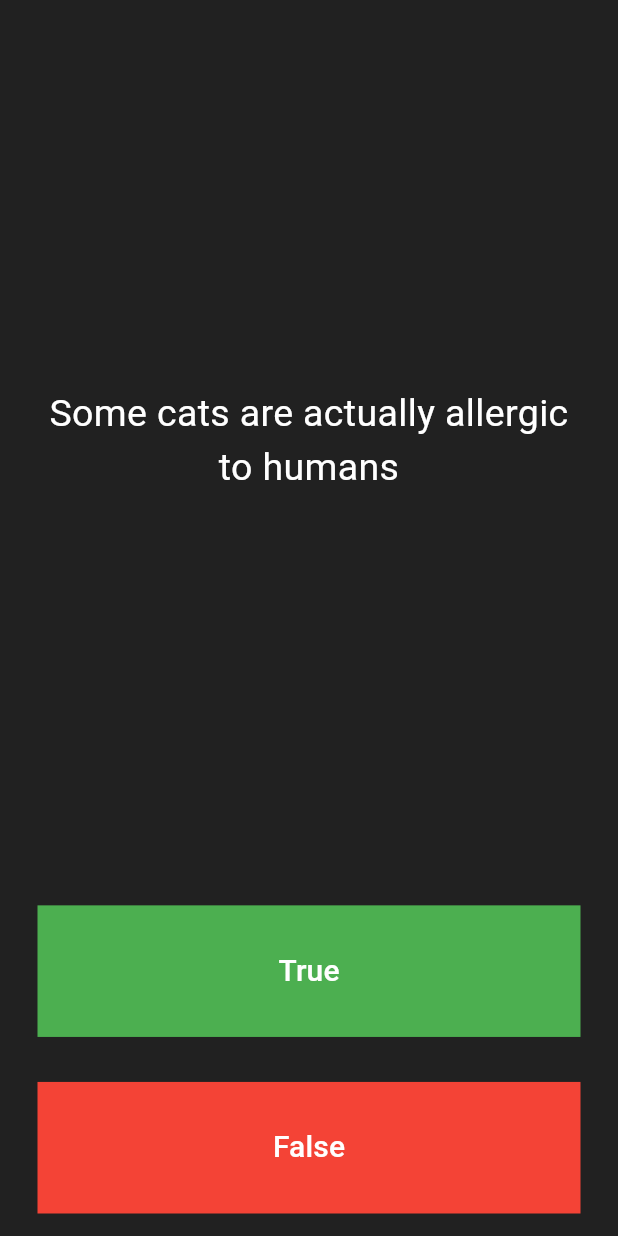
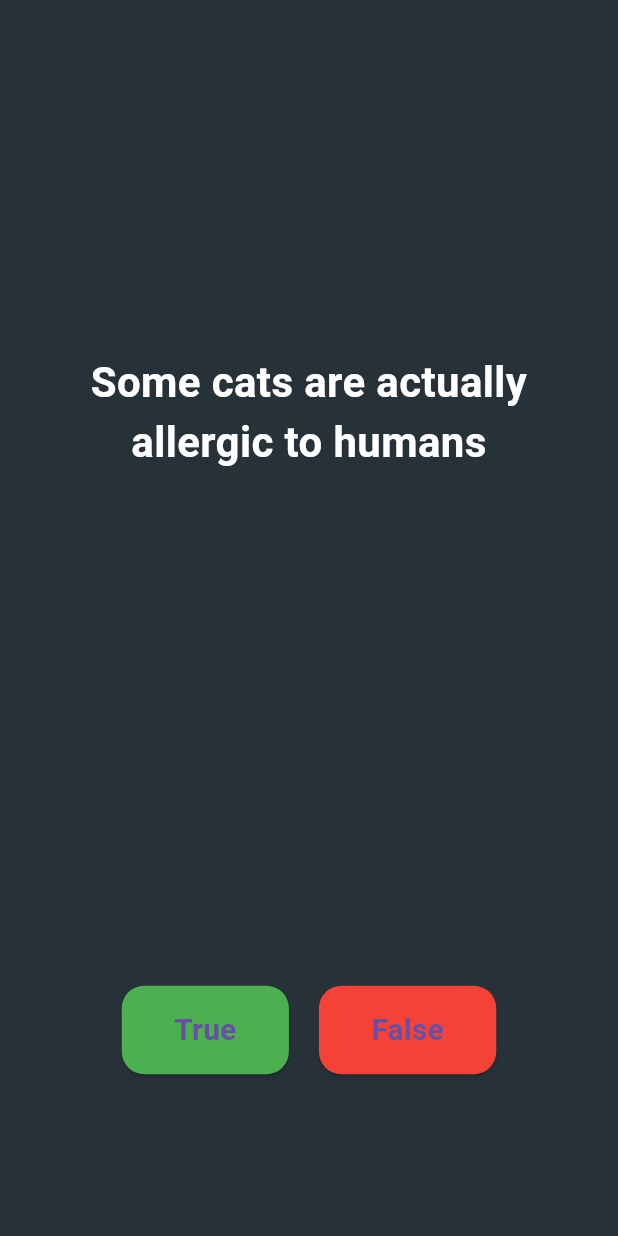
Before and after one commit to natsuue/quizzlersssss, a Flutter app: the CustomDialogWidget widget shown alone on an empty page, opened directly, after a tap on "Try Again", on a phone screen of 412 x 824 dp. Run offline on Flutter 3.47's test engine with Material 3 defaults, Android fonts, the phone set to English and light mode, and no system bars; our stand-ins replace google_fonts.

Commit message:
initial commit

```diff
--- a/lib/Ques_Bank.dart
+++ b/lib/Ques_Bank.dart
@@ -77,10 +77,10 @@ class Question_Bank{
 
   Image img(){
     if(right > wrong ){
-      return Image.asset('images/emojo.png');
+      return Image.asset('images/sponge.png');
     }
     else{
-      return Image.asset('images/cry.png');
+      return Image.asset('images/ang.png');
     }
   }
 
@@ -107,7 +107,7 @@ class Question_Bank{
   Text SubMsg(){
     if(right>wrong){
       return Text(
-        'You are going to be the next einstein',
+        'You are going to be a great singer!',
         textAlign: TextAlign.center,
         style: GoogleFonts.poppins(
           fontWeight: FontWeight.bold,
@@ -117,7 +117,7 @@ class Question_Bank{
     }
     else{
       return Text(
-        'Your IQ is lower than 25',
+        'what are you? grade 2?',
         textAlign: TextAlign.center,
         style: GoogleFonts.poppins(
           fontWeight: FontWeight.bold,
--- a/lib/main.dart
+++ b/lib/main.dart
@@ -1,6 +1,5 @@
 import 'package:flutter/material.dart';
 import 'Ques_Bank.dart';
-
 
 void main() => runApp(Quizzler());
 
@@ -11,10 +10,10 @@ class Quizzler extends StatelessWidget {
   Widget build(BuildContext context) {
     return MaterialApp(
       home: Scaffold(
-        backgroundColor: Colors.grey.shade900,
+        backgroundColor: Colors.blueGrey.shade900, // Dark background
         body: SafeArea(
           child: Padding(
-            padding: EdgeInsets.symmetric(horizontal: 10.0),
+            padding: EdgeInsets.symmetric(horizontal: 15.0),
             child: QuizPage(),
           ),
         ),
@@ -32,41 +31,53 @@ class _QuizPageState extends State<QuizPage> {
 
   @override
   Widget build(BuildContext context) {
-
     return Column(
-      mainAxisAlignment: MainAxisAlignment.spaceBetween,
-      crossAxisAlignment: CrossAxisAlignment.stretch,
+      mainAxisAlignment: MainAxisAlignment.center, // Center elements vertically
+      crossAxisAlignment: CrossAxisAlignment.center,
       children: <Widget>[
+        // Question Text
         Expanded(
-          flex: 5,
+          flex: 4,
           child: Padding(
-            padding: const EdgeInsets.all(10.0),
+            padding: const EdgeInsets.all(20.0),
             child: Center(
               child: Text(
                 QB.getQues(),
                 textAlign: TextAlign.center,
                 style: const TextStyle(
-                  fontSize: 25.0,
+                  fontSize: 28.0,  // Increased font size
+                  fontWeight: FontWeight.bold, // Bold font
                   color: Colors.white,
                 ),
               ),
             ),
           ),
         ),
+
+        // Buttons (True/False)
         Expanded(
+          flex: 2,
           child: Padding(
-            padding: EdgeInsets.all(15.0),
-            child: TextButton(
-              style: TextButton.styleFrom(
+            padding: EdgeInsets.symmetric(vertical: 10.0),
+            child: Row(
+              mainAxisAlignment: MainAxisAlignment.center,
+              children: <Widget>[
+                // True Button
+                Padding(
+                  padding: const EdgeInsets.symmetric(horizontal: 10.0),
+                  child: ElevatedButton(
+                    style: ElevatedButton.styleFrom(
                       backgroundColor: Colors.green,
-                  shape: const BeveledRectangleBorder(
-                      borderRadius: BorderRadius.zero)
+                      padding: EdgeInsets.symmetric(vertical: 15.0, horizontal: 35.0),
+                      shape: RoundedRectangleBorder(
+                        borderRadius: BorderRadius.circular(15.0),
+                      ),
                     ),
                     child: const Text(
                       'True',
                       style: TextStyle(
                         fontSize: 20.0,
-                  color: Colors.white,
+                        fontWeight: FontWeight.bold,
                       ),
                     ),
                     onPressed: () {
@@ -74,25 +85,26 @@ class _QuizPageState extends State<QuizPage> {
                         QB.nextIcon(true);
                         Alerts();
                       });
-                //The user picked false.
                     },
                   ),
                 ),
+
+                // False Button
+                Padding(
+                  padding: const EdgeInsets.symmetric(horizontal: 10.0),
+                  child: ElevatedButton(
+                    style: ElevatedButton.styleFrom(
+                      backgroundColor: Colors.red,
+                      padding: EdgeInsets.symmetric(vertical: 15.0, horizontal: 35.0),
+                      shape: RoundedRectangleBorder(
+                        borderRadius: BorderRadius.circular(15.0),
                       ),
-        Expanded(
-          child: Padding(
-            padding: const EdgeInsets.all(15.0),
-            child: TextButton(
-              style: TextButton.styleFrom(
-                  backgroundColor: Colors.red,
-                  shape: const BeveledRectangleBorder(
-                      borderRadius: BorderRadius.zero)
                     ),
                     child: const Text(
                       'False',
                       style: TextStyle(
                         fontSize: 20.0,
-                  color: Colors.white,
+                        fontWeight: FontWeight.bold,
                       ),
                     ),
                     onPressed: () {
@@ -100,29 +112,34 @@ class _QuizPageState extends State<QuizPage> {
                         QB.nextIcon(false);
                         Alerts();
                       });
-                //The user picked false.
                     },
-
+                  ),
+                ),
+              ],
             ),
           ),
         ),
+
+        // Score icons (correct/incorrect)
         Row(
+          mainAxisAlignment: MainAxisAlignment.center,
           children: QB.getIcon(),
         ),
       ],
     );
   }
+
   void Alerts(){
     if(QB.item == 13) {
       showDialog(
         context: context,
-        builder: (context) =>  CustomDialogWidget(),
+        builder: (context) => const CustomDialogWidget(),
       );
     }
   }
 }
 
-
+// Custom Dialog Widget for result screen
 class CustomDialogWidget extends StatefulWidget {
   const CustomDialogWidget({super.key});
 
@@ -133,7 +150,6 @@ const CustomDialogWidget({super.key});
 class _CustomDialogWidgetState extends State<CustomDialogWidget> {
   @override
   Widget build(BuildContext context) {
-
     return Dialog(
       backgroundColor: Colors.transparent,
       child: Stack(
@@ -152,17 +168,11 @@ class _CustomDialogWidgetState extends State<CustomDialogWidget> {
               mainAxisSize: MainAxisSize.min,
               children: [
                 QB.img(),
-                const SizedBox(
-                  height: 24,
-                ),
+                const SizedBox(height: 24),
                 QB.Msg(),
-                const SizedBox(
-                  height: 4,
-                ),
+                const SizedBox(height: 4),
                 QB.SubMsg(),
-                const SizedBox(
-                  height: 32,
-                ),
+                const SizedBox(height: 32),
                 rowwing(),
               ],
             ),
@@ -181,7 +191,7 @@ class _CustomDialogWidgetState extends State<CustomDialogWidget> {
                 shape: const CircleBorder(),
                 backgroundColor: Colors.red,
               ),
-              child: const Icon(Icons.close_rounded),
+              child: const Icon(Icons.close_rounded, size: 16),
             ),
           ),
         ],
@@ -189,55 +199,32 @@ class _CustomDialogWidgetState extends State<CustomDialogWidget> {
     );
   }
 
-Row rowwing(){
-  if(QB.right >  QB.wrong){
-    return Row(
-      mainAxisAlignment: MainAxisAlignment.spaceBetween,
-      children: [
-        restart(),
-        ElevatedButton(
-            style: ElevatedButton.styleFrom(
-              backgroundColor: Colors.green,
-              foregroundColor: Colors.black,
-              padding:  const EdgeInsets.symmetric(
-                vertical: 8,
-                horizontal: 10,
-              ),
-              shape: BeveledRectangleBorder(
-                borderRadius: BorderRadius.circular(2),),
-            ),
-            onPressed: (){
-              setState(() {
-                showDialog(
-                  context: context,
-                  builder: (context) =>  const surprise()
-                );
-              });
-            }, child: const Text('Surprise'))
-      ],
-    );
-  }
-  else{
+  Row rowwing() {
+    if(QB.right > QB.wrong){
       return Row(
         mainAxisAlignment: MainAxisAlignment.center,
         children: [
-        restart()
+          restart(),
         ],
+      );
+    } else {
+      return Row(
+        mainAxisAlignment: MainAxisAlignment.center,
+        children: [restart()],
       );
     }
   }
-ElevatedButton restart(){
+
+  ElevatedButton restart() {
     return ElevatedButton(
       style: ElevatedButton.styleFrom(
         backgroundColor: Colors.red,
-          foregroundColor: Colors.black,
-          padding:  const EdgeInsets.symmetric(
-            vertical: 8,
-            horizontal: 10,
+        padding: const EdgeInsets.symmetric(vertical: 8, horizontal: 20),
+        shape: RoundedRectangleBorder(
+          borderRadius: BorderRadius.circular(10),
         ),
-          shape: BeveledRectangleBorder(
-            borderRadius: BorderRadius.circular(2),),
-        ),onPressed: (){
+      ),
+      onPressed: () {
         setState(() {
           QB.right = 0;
           QB.wrong = 0;
@@ -248,11 +235,12 @@ ElevatedButton restart(){
               builder: (context) => Quizzler()));
         });
       },
-    child: const Text('Try Again'));
+      child: const Text('Try Again', style: TextStyle(fontSize: 16)),
+    );
+  }
 }
 
-}
-
+// Surprise Dialog
 class surprise extends StatefulWidget {
   const surprise({super.key});
 
@@ -265,46 +253,12 @@ class _surpriseState extends State<surprise> {
   Widget build(BuildContext context) {
     return Dialog(
       child: Container(
-        padding: const EdgeInsets.symmetric(
-          horizontal: 32,
-          vertical: 16,
-        ),
+        padding: const EdgeInsets.symmetric(horizontal: 32, vertical: 16),
         margin: const EdgeInsets.all(16),
         decoration: BoxDecoration(
           color: Colors.white,
           borderRadius: BorderRadius.circular(12),
         ),
-        child: Column(
-          mainAxisSize: MainAxisSize.min,
-          children: [
-            const Image(
-                image: AssetImage('images/cry.png'),
-            ),
-            ElevatedButton(
-                style: ElevatedButton.styleFrom(
-                  backgroundColor: Colors.red,
-                  foregroundColor: Colors.black,
-                  padding:  const EdgeInsets.symmetric(
-                    vertical: 8,
-                    horizontal: 32,
-                  ),
-                  shape: BeveledRectangleBorder(
-                    borderRadius: BorderRadius.circular(2),),
-                ),onPressed: (){
-              setState(() {
-                QB.right = 0;
-                QB.wrong = 0;
-                QB.getIcon().clear();
-                QB.item = 0;
-                QB.Scorer.clear();
-                Navigator.of(context).push(MaterialPageRoute(
-                    builder: (context) => Quizzler()));
-              });
-            },
-                child: const Text('Try Again')
-            )
-          ],
-        ),
       ),
     );
   }
```
Also changed, not shown: images/ang.png (added), images/sponge.png (added). Lines whose indentation alone changed are shown as unchanged.
